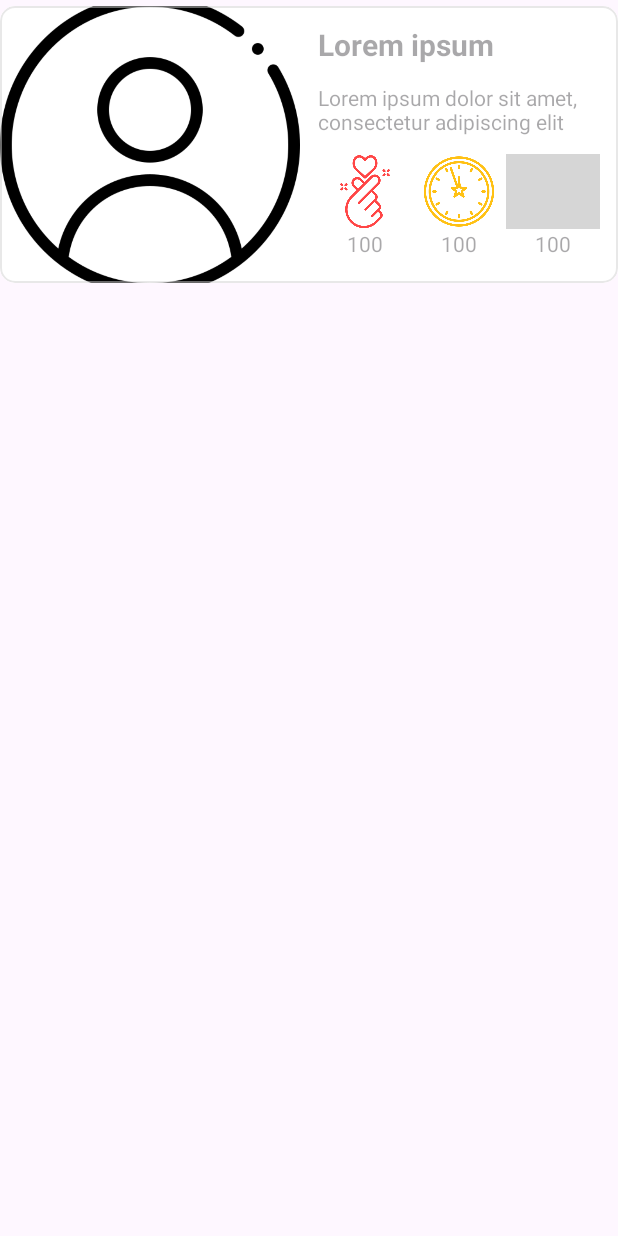
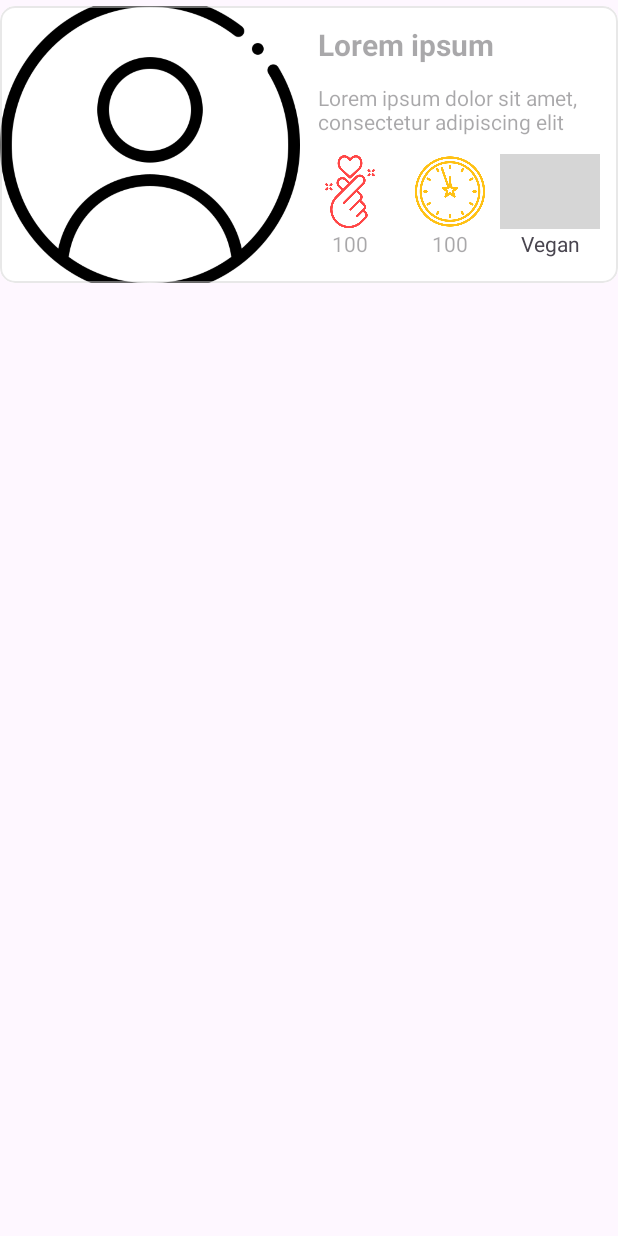
Before and after one commit to timo9036/Foodie, an Android app: the layout item_recipes.xml on its own in the app's theme, with its tools: preview values and no code run, on a phone screen of 412 x 824 dp. Run offline under Robolectric (Android 15) with nearby library versions, the phone set to English and light mode, and no system bars; grey boxes are pictures that could not be loaded.

Commit message:
Feat:Display API Data in RecyclerView

```diff
--- a/app/build.gradle
+++ b/app/build.gradle
@@ -102,4 +102,10 @@ dependencies {
     // Dagger - Hilt
     implementation "com.google.dagger:hilt-android:2.44.2"
     kapt "com.google.dagger:hilt-android-compiler:2.44"
+
+    // Jsoup
+    implementation 'org.jsoup:jsoup:1.14.3'
+
+    // Image Loading library Coil
+    implementation "io.coil-kt:coil:2.2.2"
 }
--- a/app/src/main/java/com/example/foodie/MainViewModel.kt
+++ b/app/src/main/java/com/example/foodie/viewmodels/MainViewModel.kt
@@ -1,4 +1,4 @@
-package com.example.foodie
+package com.example.foodie.viewmodels
 
 import android.app.Application
 import android.content.Context
--- a/app/src/main/res/layout/fragment_recipes.xml
+++ b/app/src/main/res/layout/fragment_recipes.xml
@@ -27,7 +27,6 @@
 
             <include layout="@layout/shimmer_item_recipes" />
 
-            <include layout="@layout/shimmer_item_recipes" />
         </LinearLayout>
 
     </com.facebook.shimmer.ShimmerFrameLayout>
--- a/app/src/main/res/layout/item_recipes.xml
+++ b/app/src/main/res/layout/item_recipes.xml
@@ -4,7 +4,9 @@
     xmlns:tools="http://schemas.android.com/tools">
 
     <data>
-
+        <variable
+            name="result"
+            type="com.example.foodie.dataclass.Result" />
     </data>
 
     <androidx.constraintlayout.widget.ConstraintLayout
@@ -37,6 +39,7 @@
                     android:layout_width="200dp"
                     android:layout_height="0dp"
                     android:scaleType="centerCrop"
+                    loadImageFromUrl="@{result.image}"
                     app:layout_constraintBottom_toBottomOf="parent"
                     app:layout_constraintStart_toStartOf="parent"
                     app:layout_constraintTop_toTopOf="parent"
@@ -50,11 +53,12 @@
                     android:layout_marginTop="12dp"
                     android:layout_marginEnd="12dp"
                     android:ellipsize="end"
+                    android:hint="Lorem ipsum"
                     android:maxLines="2"
+                    android:text="@{result.title}"
                     android:textColor="@color/darker"
                     android:textSize="20sp"
                     android:textStyle="bold"
-                    android:hint="Lorem ipsum"
                     app:layout_constraintEnd_toEndOf="parent"
                     app:layout_constraintHorizontal_bias="0.0"
                     app:layout_constraintStart_toEndOf="@+id/recipe_imageView"
@@ -66,8 +70,9 @@
                     android:layout_height="wrap_content"
                     android:layout_marginTop="12dp"
                     android:ellipsize="end"
+                    android:hint="Lorem ipsum dolor sit amet, consectetur adipiscing elit"
                     android:maxLines="3"
-                    android:hint="Lorem ipsum dolor sit amet, consectetur adipiscing elit"
+                    android:text="@{result.summary}"
                     android:textColor="@color/darkGray"
                     app:layout_constraintEnd_toEndOf="@+id/title_textView"
                     app:layout_constraintStart_toStartOf="@+id/title_textView"
@@ -80,18 +85,18 @@
                     android:layout_marginTop="12dp"
                     android:layout_marginBottom="36dp"
                     app:layout_constraintBottom_toBottomOf="@id/heart_textView"
-                    app:layout_constraintStart_toStartOf="@id/description_textView"
+                    app:layout_constraintEnd_toStartOf="@id/clock_imageView"
+                    app:layout_constraintStart_toEndOf="@id/recipe_imageView"
                     app:layout_constraintTop_toBottomOf="@id/description_textView"
-                    app:layout_constraintEnd_toStartOf="@id/clock_imageView"
-                    app:tint="@color/red"
                     app:srcCompat="@drawable/heart"
-                    />
+                    app:tint="@color/red" />
 
                 <TextView
                     android:id="@+id/heart_textView"
                     android:layout_width="0dp"
                     android:layout_height="0dp"
                     android:hint="100"
+                    android:text="@{String.valueOf(result.aggregateLikes)}"
                     android:textAlignment="center"
                     android:textColor="@color/red"
                     app:layout_constraintBottom_toBottomOf="parent"
@@ -103,49 +108,48 @@
                     android:id="@+id/clock_imageView"
                     android:layout_width="0dp"
                     android:layout_height="50dp"
-                    app:tint="@color/yellow"
+                    app:layout_constraintBottom_toBottomOf="@id/heart_imageView"
+                    app:layout_constraintEnd_toStartOf="@id/leaf_imageView"
                     app:layout_constraintStart_toEndOf="@id/heart_imageView"
                     app:layout_constraintTop_toTopOf="@id/heart_imageView"
-                    app:layout_constraintBottom_toBottomOf="@id/heart_imageView"
-                    app:layout_constraintEnd_toStartOf="@id/leaf_imageView"
-                    app:srcCompat="@drawable/clock" />
+                    app:srcCompat="@drawable/clock"
+                    app:tint="@color/yellow" />
 
                 <TextView
                     android:id="@+id/clock_textView"
                     android:layout_width="0dp"
                     android:layout_height="0dp"
                     android:hint="100"
+                    android:text="@{String.valueOf(result.readyInMinutes)}"
                     android:textAlignment="center"
                     android:textColor="@color/yellow"
                     app:layout_constraintBottom_toBottomOf="parent"
                     app:layout_constraintEnd_toEndOf="@+id/clock_imageView"
                     app:layout_constraintStart_toStartOf="@+id/clock_imageView"
-                    app:layout_constraintTop_toBottomOf="@+id/clock_imageView"
-                    />
+                    app:layout_constraintTop_toBottomOf="@+id/clock_imageView" />
 
                 <ImageView
                     android:id="@+id/leaf_imageView"
+                    applyVeganColor="@{result.vegan}"
                     android:layout_width="0dp"
                     android:layout_height="50dp"
                     app:layout_constraintBottom_toBottomOf="@id/heart_imageView"
                     app:layout_constraintEnd_toEndOf="@+id/description_textView"
                     app:layout_constraintStart_toEndOf="@id/clock_imageView"
                     app:layout_constraintTop_toTopOf="@id/heart_imageView"
-                    app:srcCompat="@drawable/broccoli"
-                    />
+                    app:srcCompat="@drawable/broccoli" />
 
                 <TextView
                     android:id="@+id/leaf_textView"
+                    applyVeganColor="@{result.vegan}"
                     android:layout_width="0dp"
                     android:layout_height="0dp"
-                    android:hint="100"
+                    android:text="Vegan"
                     android:textAlignment="center"
                     app:layout_constraintBottom_toBottomOf="parent"
                     app:layout_constraintEnd_toEndOf="@+id/leaf_imageView"
                     app:layout_constraintStart_toStartOf="@+id/leaf_imageView"
-                    app:layout_constraintTop_toBottomOf="@+id/leaf_imageView"
-                    />
-
+                    app:layout_constraintTop_toBottomOf="@+id/leaf_imageView" />
 
 
             </androidx.constraintlayout.widget.ConstraintLayout>
```
Also changed, not shown: app/src/main/java/com/example/foodie/adapters/RecipesAdapter.kt (added, +53 -0 lines), app/src/main/java/com/example/foodie/bindingadapters/RecipesItemBinding.kt (added, +48 -0 lines), app/src/main/java/com/example/foodie/ui/RecipesFragment.kt (+74 -2 lines), app/src/main/java/com/example/foodie/util/Constants.kt (+13 -0 lines), app/src/main/java/com/example/foodie/util/RecipesDiffUtil.kt (added, +25 -0 lines), app/src/main/java/com/example/foodie/viewmodels/RecipesViewModel.kt (added, +32 -0 lines), app/src/main/res/drawable/error.png (added).
